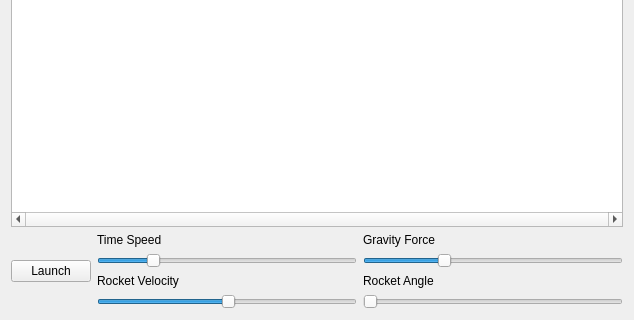
Old version of the form mainwindow.ui in the repository ktp-forked-repos/pl.edu.pw.elka.pain.qt; both pictures show x 0 to 634 and y 146 to 466 of the 634 by 466 pixel window.
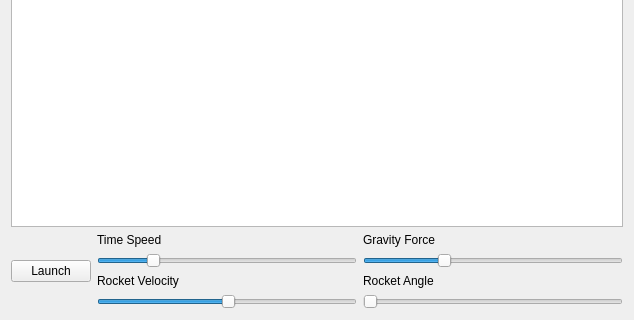
New version of the form.

Commit message: scene scales to fit current window size

What changed in the file:
```diff
--- a/mainwindow.ui
+++ b/mainwindow.ui
@@ -21,10 +21,10 @@
        <enum>Qt::ScrollBarAlwaysOff</enum>
       </property>
       <property name="horizontalScrollBarPolicy">
-       <enum>Qt::ScrollBarAlwaysOn</enum>
+       <enum>Qt::ScrollBarAlwaysOff</enum>
       </property>
       <property name="sizeAdjustPolicy">
-       <enum>QAbstractScrollArea::AdjustToContents</enum>
+       <enum>QAbstractScrollArea::AdjustIgnored</enum>
       </property>
       <property name="backgroundBrush">
        <brush brushstyle="SolidPattern">
```
The commit also changes 6 other files.
